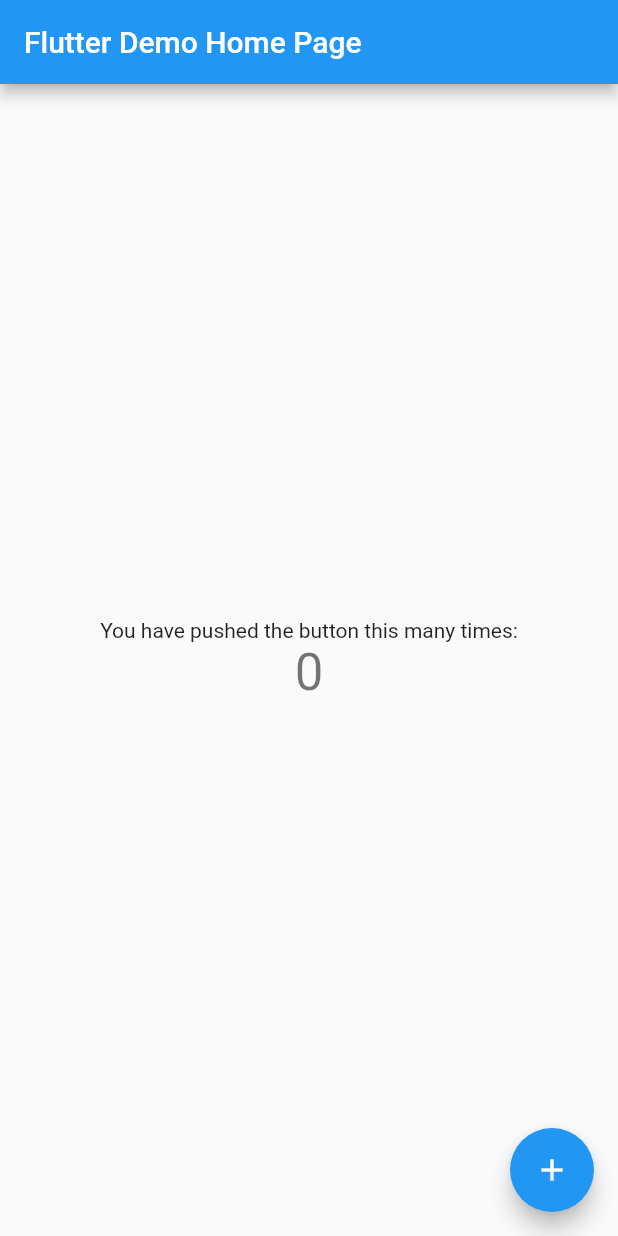
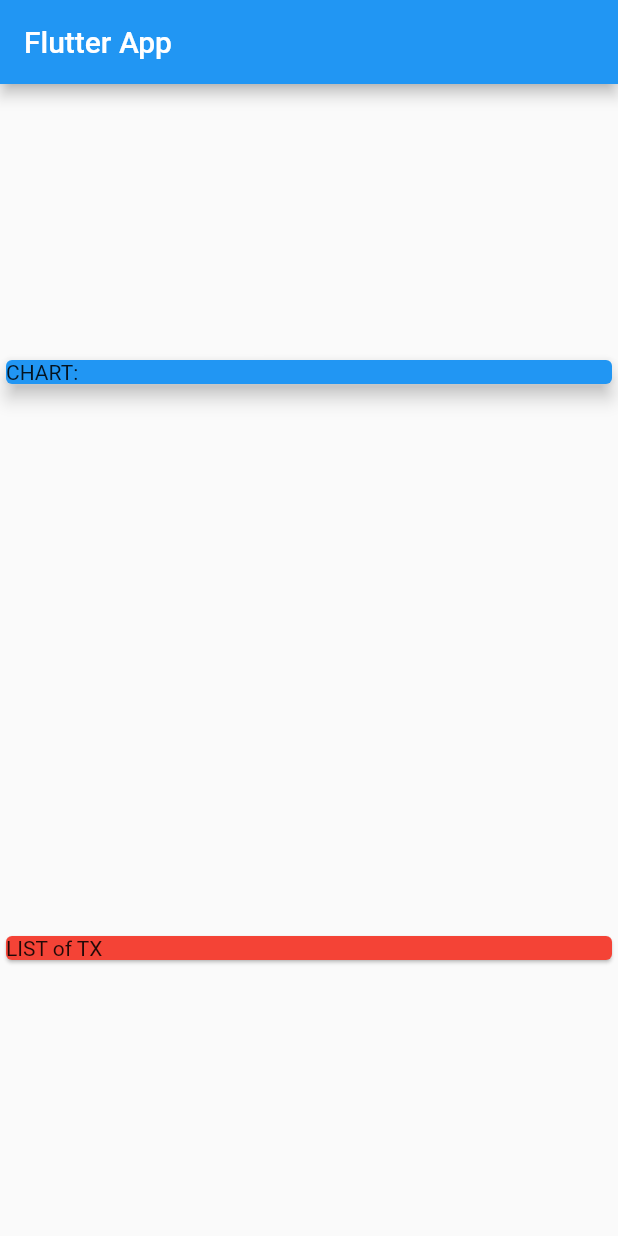
Before and after one commit to ckgauro/flutter_complete_guide_2, a Flutter app: the screen it shows after launch, on a phone screen of 412 x 824 dp. Run offline on Flutter 3.47's test engine with Material 2 defaults, Android fonts, the phone set to English and light mode, and no system bars.

Commit message:
commit 72

```diff
--- a/lib/main.dart
+++ b/lib/main.dart
@@ -1,111 +1,50 @@
 import 'package:flutter/material.dart';
+
+import './transaction.dart';
 
 void main() => runApp(MyApp());
 
 class MyApp extends StatelessWidget {
-  // This widget is the root of your application.
   @override
   Widget build(BuildContext context) {
     return MaterialApp(
       title: 'Flutter Demo',
-      theme: ThemeData(
-        // This is the theme of your application.
-        //
-        // Try running your application with "flutter run". You'll see the
-        // application has a blue toolbar. Then, without quitting the app, try
-        // changing the primarySwatch below to Colors.green and then invoke
-        // "hot reload" (press "r" in the console where you ran "flutter run",
-        // or simply save your changes to "hot reload" in a Flutter IDE).
-        // Notice that the counter didn't reset back to zero; the application
-        // is not restarted.
-        primarySwatch: Colors.blue,
-      ),
-      home: MyHomePage(title: 'Flutter Demo Home Page'),
+      home: MyHomePage(),
     );
   }
 }
 
-class MyHomePage extends StatefulWidget {
-  MyHomePage({Key key, this.title}) : super(key: key);
-
-  // This widget is the home page of your application. It is stateful, meaning
-  // that it has a State object (defined below) that contains fields that affect
-  // how it looks.
-
-  // This class is the configuration for the state. It holds the values (in this
-  // case the title) provided by the parent (in this case the App widget) and
-  // used by the build method of the State. Fields in a Widget subclass are
-  // always marked "final".
-
-  final String title;
-
-  @override
-  _MyHomePageState createState() => _MyHomePageState();
-}
-
-class _MyHomePageState extends State<MyHomePage> {
-  int _counter = 0;
-
-  void _incrementCounter() {
-    setState(() {
-      // This call to setState tells the Flutter framework that something has
-      // changed in this State, which causes it to rerun the build method below
-      // so that the display can reflect the updated values. If we changed
-      // _counter without calling setState(), then the build method would not be
-      // called again, and so nothing would appear to happen.
-      _counter++;
-    });
-  }
-
+class MyHomePage extends StatelessWidget {
+  final List<Transaction> transaction = [
+    Transaction(
+        id: 't1', title: 'New Shoes', amount: 69.99, date: DateTime.now()),
+    Transaction(
+        id: 't2', title: 'Weekly Groceries', amount: 16.00, date: DateTime.now()),
+  ];
   @override
   Widget build(BuildContext context) {
-    // This method is rerun every time setState is called, for instance as done
-    // by the _incrementCounter method above.
-    //
-    // The Flutter framework has been optimized to make rerunning build methods
-    // fast, so that you can just rebuild anything that needs updating rather
-    // than having to individually change instances of widgets.
     return Scaffold(
       appBar: AppBar(
-        // Here we take the value from the MyHomePage object that was created by
-        // the App.build method, and use it to set our appbar title.
-        title: Text(widget.title),
+        title: Text('Flutter App'),
       ),
-      body: Center(
-        // Center is a layout widget. It takes a single child and positions it
-        // in the middle of the parent.
-        child: Column(
-          // Column is also a layout widget. It takes a list of children and
-          // arranges them vertically. By default, it sizes itself to fit its
-          // children horizontally, and tries to be as tall as its parent.
-          //
-          // Invoke "debug painting" (press "p" in the console, choose the
-          // "Toggle Debug Paint" action from the Flutter Inspector in Android
-          // Studio, or the "Toggle Debug Paint" command in Visual Studio Code)
-          // to see the wireframe for each widget.
-          //
-          // Column has various properties to control how it sizes itself and
-          // how it positions its children. Here we use mainAxisAlignment to
-          // center the children vertically; the main axis here is the vertical
-          // axis because Columns are vertical (the cross axis would be
-          // horizontal).
-          mainAxisAlignment: MainAxisAlignment.center,
-          children: <Widget>[
-            Text(
-              'You have pushed the button this many times:',
+      body: Column(
+        mainAxisAlignment: MainAxisAlignment.spaceAround,
+        crossAxisAlignment: CrossAxisAlignment.stretch,
+        children: <Widget>[
+          Container(
+            width: double.infinity,
+            child: Card(
+              color: Colors.blue,
+              child: Text('CHART:'),
+              elevation: 5,
             ),
-            Text(
-              '$_counter',
-              style: Theme.of(context).textTheme.display1,
-            ),
-          ],
-        ),
+          ),
+          Card(
+            color: Colors.red,
+            child: Text('LIST of TX'),
+          ),
+        ],
       ),
-      floatingActionButton: FloatingActionButton(
-        onPressed: _incrementCounter,
-        tooltip: 'Increment',
-        child: Icon(Icons.add),
-      ), // This trailing comma makes auto-formatting nicer for build methods.
     );
   }
 }
--- /dev/null
+++ b/lib/transaction.dart
@@ -0,0 +1,14 @@
+import 'package:flutter/foundation.dart';
+
+class Transaction {
+  final String id;
+  final String title;
+  final double amount;
+  final DateTime date;
+
+  Transaction(
+      {@required this.id,
+      @required this.title,
+      @required this.amount,
+      @required this.date});
+}
```
